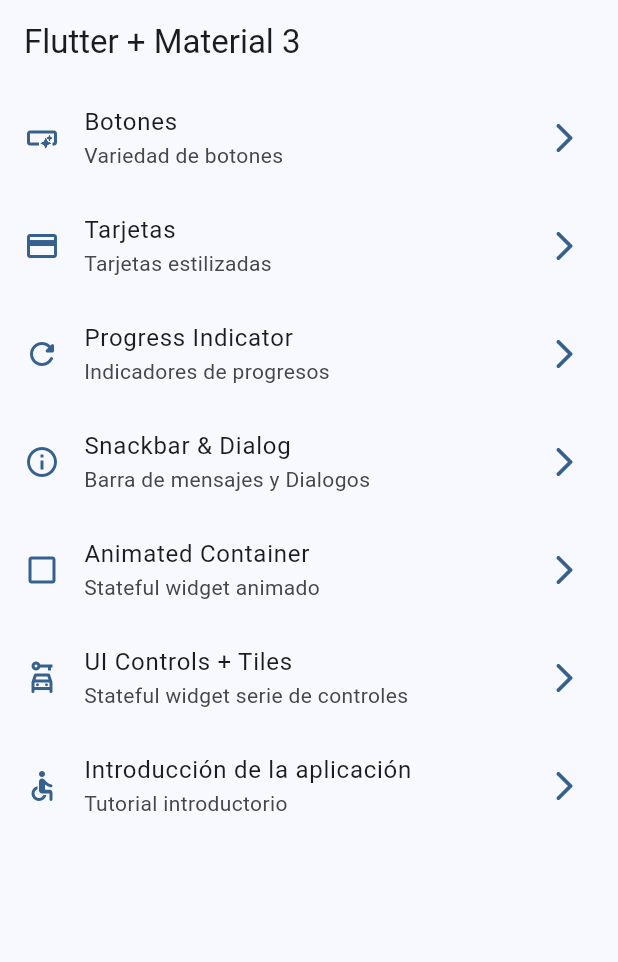
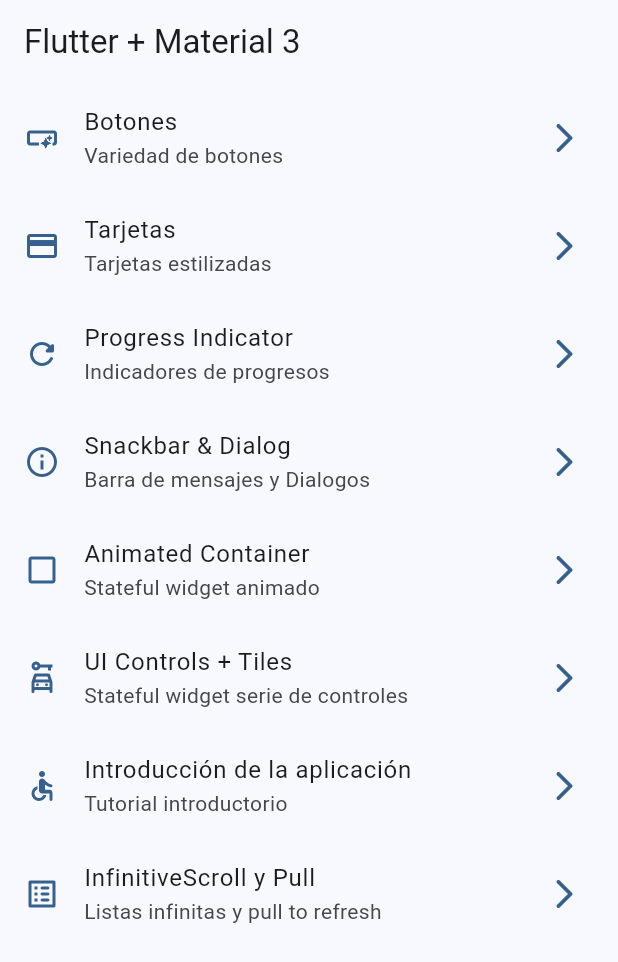
Before and after one commit to JuanCarlosTZ/widgets_app, a Flutter app: the screen it shows after launch, on a phone screen of 412 x 824 dp. Shown: the top 962 px of the screen. Run offline on Flutter 3.47's test engine with Material 3 defaults, Android fonts, the phone set to English and light mode, and no system bars; our stand-ins replace animate_do, go_router.

Commit message:
Ruta y pantalla ilista infinita y pull to refresh

```diff
--- a/lib/config/menu/menu_items.dart
+++ b/lib/config/menu/menu_items.dart
@@ -57,4 +57,10 @@ const List<MenuItems> appMenuItems = [
     link: '/tutorial',
     icon: Icons.accessible_rounded,
   ),
+  MenuItems(
+    title: 'InfinitiveScroll y Pull',
+    subTitle: 'Listas infinitas y pull to refresh',
+    link: '/infinitive',
+    icon: Icons.list_alt_rounded,
+  ),
 ];
--- a/lib/config/router/app_router.dart
+++ b/lib/config/router/app_router.dart
@@ -43,5 +43,10 @@ final GoRouter appRouter = GoRouter(
       name: AppTutorialScreen.name,
       builder: (context, state) => const AppTutorialScreen(),
     ),
+    GoRoute(
+      path: '/infinitive',
+      name: InfiniteScrollScreen.name,
+      builder: (context, state) => const InfiniteScrollScreen(),
+    ),
   ],
 );
```
